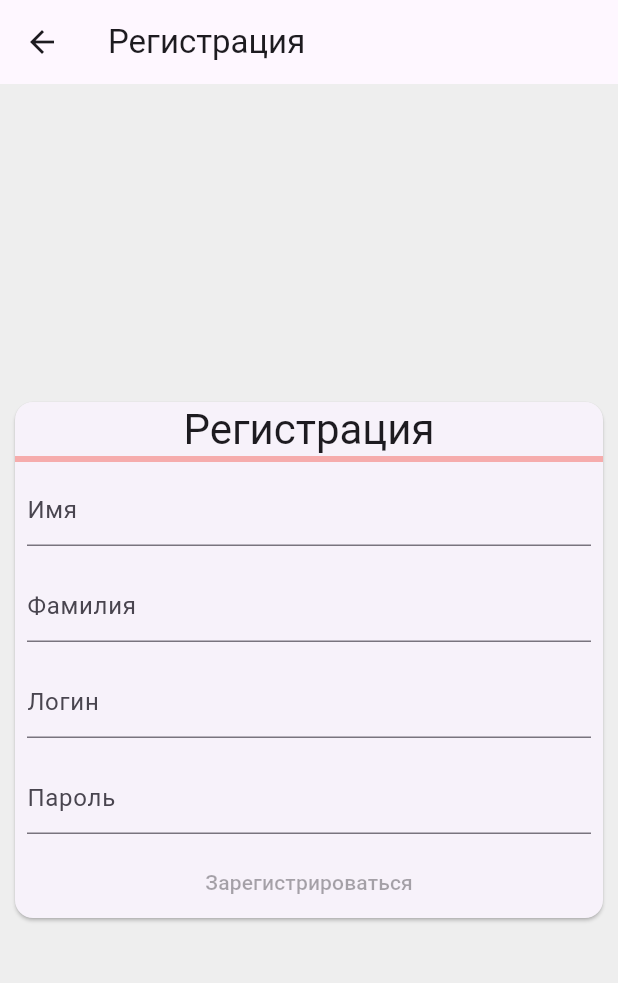
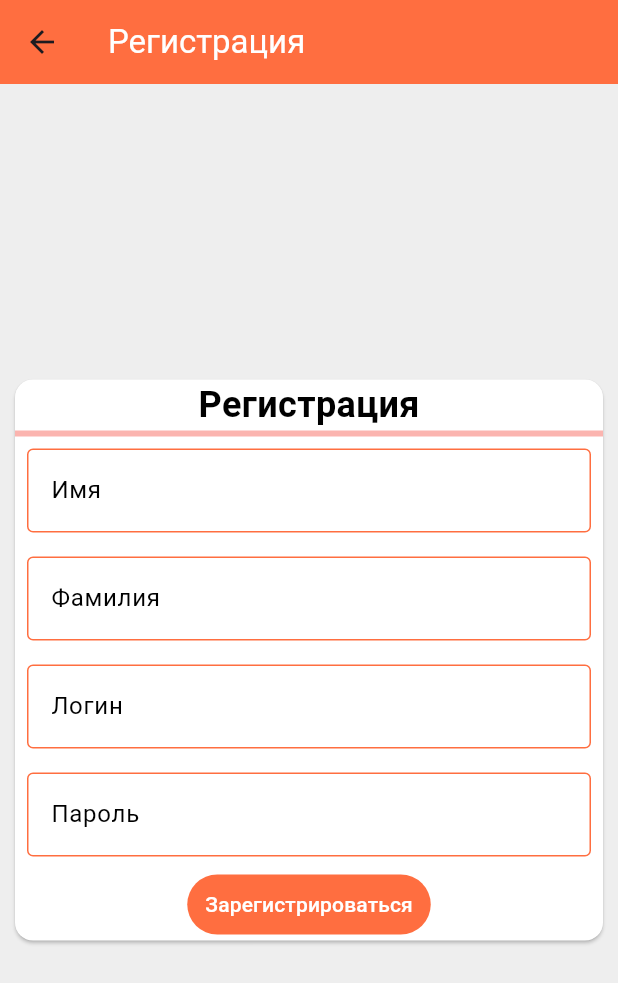
Before and after one commit to Amirdgan-574/PracricaMagomecov, a Flutter app: the SignUpScreen screen opened directly, on a phone screen of 412 x 824 dp. Shown: the top 983 px of the screen. Run offline on Flutter 3.47's test engine with Material 3 defaults, Android fonts, the phone set to English and light mode, and no system bars.

Commit message:
Update RegistrationPage.dart

```diff
--- a/lib/Pages/RegistrationPage.dart
+++ b/lib/Pages/RegistrationPage.dart
@@ -1,7 +1,8 @@
 import 'package:flutter/material.dart';
-import 'package:untitled/Pages/initialPage.dart';
+import 'package:untitled/Pages/InitialPage.dart';
 import 'package:untitled/Pages/user.dart';
 import 'package:untitled/main.dart';
+
 void main() => runApp(const RegistrationPage());
 
 //
@@ -13,11 +14,12 @@ class RegistrationPage extends StatelessWidget {
     return MaterialApp(
       routes: {
         '/': (context) => const SignUpScreen(),
-        '/welcome': (context) =>  InitialPage(),
+        '/welcome': (context) => InitialPage(),
       },
     );
   }
 }
+
 class SignUpScreen extends StatelessWidget {
   const SignUpScreen({super.key});
 
@@ -25,11 +27,13 @@ class SignUpScreen extends StatelessWidget {
   Widget build(BuildContext context) {
     return Scaffold(
       appBar: AppBar(
-        title: Text('Регистрация'),
+        title: Text('Регистрация', style: TextStyle(color: Colors.white)),
+        backgroundColor: Colors.deepOrangeAccent,
         leading: IconButton(
           icon: Icon(Icons.arrow_back),
           onPressed: () {
-            Navigator.pushReplacement(context, MaterialPageRoute(builder: (context) => InitialPage()));
+            Navigator.pushReplacement(
+                context, MaterialPageRoute(builder: (context) => InitialPage()));
           },
         ),
       ),
@@ -38,6 +42,7 @@ class SignUpScreen extends StatelessWidget {
         child: SizedBox(
           width: 400,
           child: Card(
+            color: Colors.white,
             child: SignUpForm(),
           ),
         ),
@@ -94,34 +99,71 @@ class _SignUpFormState extends State<SignUpForm> {
       child: Column(
         mainAxisSize: MainAxisSize.min,
         children: [
-          Text('Регистрация', style: Theme.of(context).textTheme.headline4),
+          Text('Регистрация',
+              style: TextStyle(color: Colors.black, fontSize: 24, fontWeight: FontWeight.bold)),
           AnimatedProgressIndicator(value: _formProgress),
           Padding(
             padding: const EdgeInsets.all(8.0),
             child: TextFormField(
               controller: _firstNameTextController,
-              decoration: const InputDecoration(hintText: 'Имя'),
+              decoration: InputDecoration(
+                hintText: 'Имя',
+                hintStyle: TextStyle(color: Colors.black),
+                enabledBorder: OutlineInputBorder(
+                  borderSide: BorderSide(color: Colors.deepOrangeAccent),
+                ),
+                focusedBorder: OutlineInputBorder(
+                  borderSide: BorderSide(color: Colors.deepOrangeAccent),
+                ),
+              ),
             ),
           ),
           Padding(
             padding: const EdgeInsets.all(8.0),
             child: TextFormField(
               controller: _lastNameTextController,
-              decoration: const InputDecoration(hintText: 'Фамилия'),
+              decoration: InputDecoration(
+                hintText: 'Фамилия',
+                hintStyle: TextStyle(color: Colors.black),
+                enabledBorder: OutlineInputBorder(
+                  borderSide: BorderSide(color: Colors.deepOrangeAccent),
+                ),
+                focusedBorder: OutlineInputBorder(
+                  borderSide: BorderSide(color: Colors.deepOrangeAccent),
+                ),
+              ),
             ),
           ),
           Padding(
             padding: const EdgeInsets.all(8.0),
             child: TextFormField(
               controller: _usernameTextController,
-              decoration: const InputDecoration(hintText: 'Логин'),
+              decoration: InputDecoration(
+                hintText: 'Логин',
+                hintStyle: TextStyle(color: Colors.black),
+                enabledBorder: OutlineInputBorder(
+                  borderSide: BorderSide(color: Colors.deepOrangeAccent),
+                ),
+                focusedBorder: OutlineInputBorder(
+                  borderSide: BorderSide(color: Colors.deepOrangeAccent),
+                ),
+              ),
             ),
           ),
           Padding(
             padding: const EdgeInsets.all(8.0),
             child: TextFormField(
               controller: _passwordTextController,
-              decoration: const InputDecoration(hintText: 'Пароль'),
+              decoration: InputDecoration(
+                hintText: 'Пароль',
+                hintStyle: TextStyle(color: Colors.black),
+                enabledBorder: OutlineInputBorder(
+                  borderSide: BorderSide(color: Colors.deepOrangeAccent),
+                ),
+                focusedBorder: OutlineInputBorder(
+                  borderSide: BorderSide(color: Colors.deepOrangeAccent),
+                ),
+              ),
             ),
           ),
           TextButton(
@@ -132,15 +174,14 @@ class _SignUpFormState extends State<SignUpForm> {
                         ? null
                         : Colors.white;
                   }),
-              backgroundColor: MaterialStateProperty.resolveWith(
-                      (Set<MaterialState> states) {
-                    return states.contains(MaterialState.disabled)
-                        ? null
-                        : Colors.green;
-                  }),
+              backgroundColor: MaterialStateProperty.resolveWith((Set<MaterialState> states) {
+                return states.contains(MaterialState.disabled)
+                    ? null
+                    : Colors.deepOrangeAccent;
+              }),
             ),
-            onPressed: _formProgress == 1.25 ? _showWelcomeScreen : null,
-            child: const Text('Зарегистрироваться'),
+            onPressed: _showWelcomeScreen,
+            child: Text('Зарегистрироваться'),
           ),
         ],
       ),
@@ -151,14 +192,11 @@ class _SignUpFormState extends State<SignUpForm> {
 class AnimatedProgressIndicator extends StatefulWidget {
   final double value;
 
-  const AnimatedProgressIndicator({super.key,
-    required this.value,
-  });
+  const AnimatedProgressIndicator({super.key, required this.value});
 
   @override
-  State<StatefulWidget> createState() {
-    return _AnimatedProgressIndicatorState();
-  }
+  _AnimatedProgressIndicatorState createState() =>
+      _AnimatedProgressIndicatorState();
 }
 
 class _AnimatedProgressIndicatorState extends State<AnimatedProgressIndicator>
@@ -178,15 +216,15 @@ class _AnimatedProgressIndicatorState extends State<AnimatedProgressIndicator>
     final colorTween = TweenSequence([
       TweenSequenceItem(
         tween: ColorTween(begin: Colors.red, end: Colors.orange),
-        weight: 1,
+        weight: 0.33,
       ),
       TweenSequenceItem(
         tween: ColorTween(begin: Colors.orange, end: Colors.yellow),
-        weight: 1,
+        weight: 0.33,
       ),
       TweenSequenceItem(
         tween: ColorTween(begin: Colors.yellow, end: Colors.green),
-        weight: 1,
+        weight: 0.33,
       ),
     ]);
 
```
